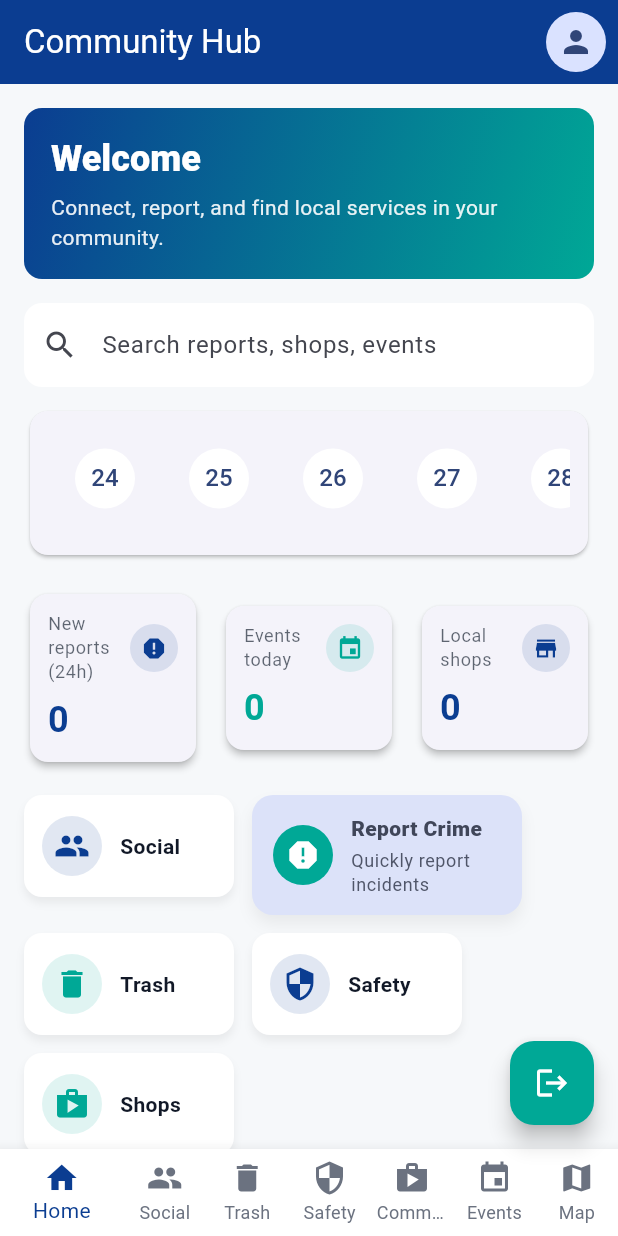
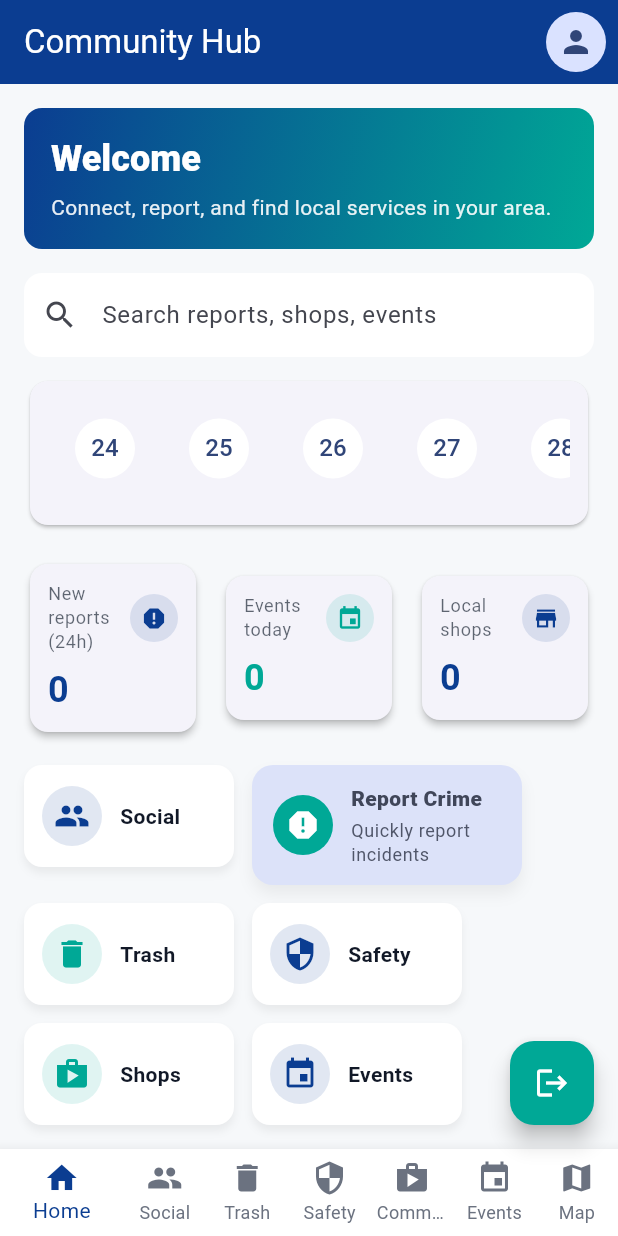
Before and after one commit to Thand0Mthethwa/Community-Development-App, a Flutter app: the screen it shows once a user with an empty profile is signed in, on a phone screen of 412 x 824 dp. Run offline on Flutter 3.47's test engine with Material 3 defaults, Android fonts, the phone set to English and light mode, and no system bars; our stand-ins replace cloud_firestore, firebase_auth, firebase_core, geocoding, geolocator, google_maps_flutter; accounts and stored records are empty.

Commit message:
new event button

```diff
--- a/comchat/lib/homepage.dart
+++ b/comchat/lib/homepage.dart
@@ -65,7 +65,7 @@ class Homepage extends StatelessWidget {
                     ),
                     const SizedBox(height: 6),
                     Text(
-                      'Connect, report, and find local services in your community.',
+                      'Connect, report, and find local services in your area.',
                       style: theme.textTheme.bodyMedium?.copyWith(
                         color: theme.colorScheme.onPrimary.withOpacity(0.9),
                       ),
@@ -270,6 +270,12 @@ class Homepage extends StatelessWidget {
                     label: 'Shops',
                     color: theme.colorScheme.secondary,
                     onTap: () => _navigateTo(context, 4),
+                  ),
+                  _CtaButton(
+                    icon: Icons.event,
+                    label: 'Events',
+                    color: theme.colorScheme.primary,
+                    onTap:() => _navigateTo(context, 5),
                   ),
                 ],
               ),
```
